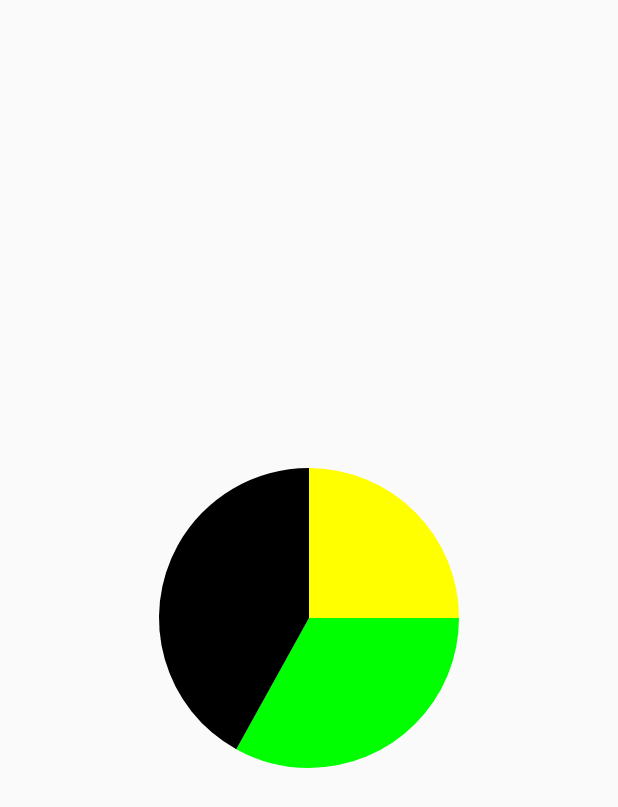
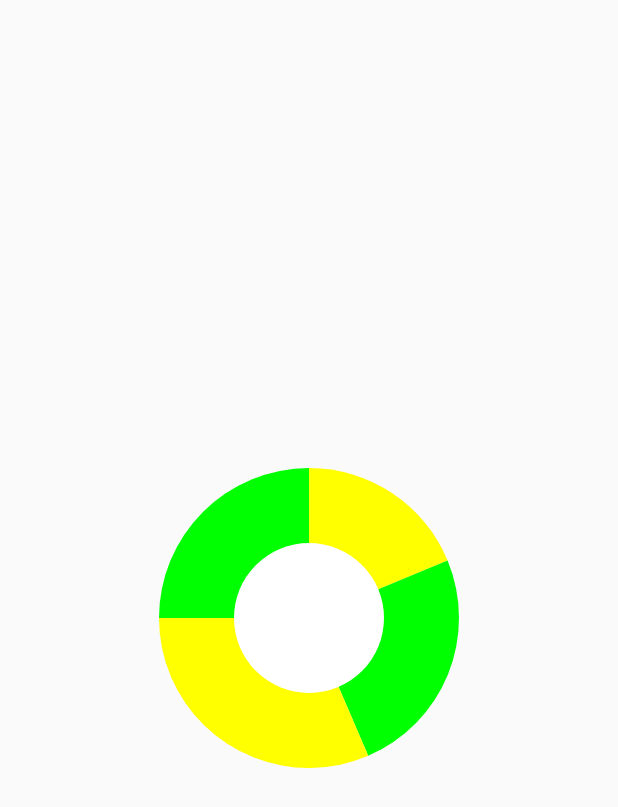
Before and after one commit to Jandzy/ChartView, an Android app: the screen it shows after launch (MainActivity), on a phone screen of 412 x 824 dp. Shown: the top 807 px of the screen. Run offline under Robolectric (Android 15) with nearby library versions, the light colour scheme and no system bars.

Commit message:
去掉全部测试代码，添加动画效果

```diff
--- a/src/main/java/com/example/chartview/MainActivity.java
+++ b/src/main/java/com/example/chartview/MainActivity.java
@@ -18,78 +18,13 @@ public class MainActivity extends Activity {
     @Override
     protected void onCreate(Bundle savedInstanceState) {
         super.onCreate(savedInstanceState);
-        Log.e("create","create");
 
         setContentView(R.layout.activity_main);
         chartview = (ChartView) findViewById(R.id.chartview);
 
-        chartview.setValues(90,119,151);
-        chartview.setColors(Color.YELLOW,Color.GREEN,Color.BLACK);
-
-        chartview.setOnClickListener(new View.OnClickListener() {
-            @Override
-            public void onClick(View v) {
-               /* final AlertDialog alertDialog = new AlertDialog.Builder(MainActivity.this).create();
-                alertDialog.setTitle("haah");
-                alertDialog.setMessage("message");
-                alertDialog.setButton(DialogInterface.BUTTON_NEGATIVE, "确定", new DialogInterface.OnClickListener() {
-                    @Override
-                    public void onClick(DialogInterface dialog, int which) {
-                        alertDialog.dismiss();
-                    }
-                });
-                alertDialog.show();*/
-
-                Intent intent = new Intent(MainActivity.this,TwoActivity.class);
-                startActivity(intent);
-
-        /*        PopupWindow popupWindow = new PopupWindow(500,500);
-                TextView textView = new TextView(MainActivity.this);
-                textView.setText("hahahahaha");
-                textView.setTextSize(20);
-                textView.setGravity(Gravity.CENTER);
-                textView.setBackgroundColor(Color.YELLOW);
-                popupWindow.setContentView(textView);
-                popupWindow.showAtLocation(chartview,10,20,20);*/
-            }
-        });
-    }
-
-    @Override
-    protected void onStart() {
-        super.onStart();
-        Log.e("onStrat","onstart");
-    }
-
-    @Override
-    protected void onResume() {
-        super.onResume();
-        Log.e("resume","resume");
+        chartview.setValues(90, 119, 151,120);
+        chartview.setColors(Color.YELLOW, Color.GREEN);
 
     }
 
-    @Override
-    protected void onPause() {
-        super.onPause();
-        Log.e("pause","pause");
-    }
-
-    @Override
-    protected void onStop() {
-        super.onStop();
-        Log.e("stop","stop");
-    }
-
-    @Override
-    protected void onRestart() {
-        super.onRestart();
-        Log.e("restart","restart");
-    }
-
-    @Override
-    protected void onDestroy() {
-        super.onDestroy();
-        Log.e("destroy","destroy");
-
-    }
 }
--- a/src/main/java/com/example/chartview/view/ChartView.java
+++ b/src/main/java/com/example/chartview/view/ChartView.java
@@ -17,33 +17,50 @@ import com.example.chartview.R;
 /**
  * Created by jrazy on 2016/8/25.
  */
-public class ChartView extends View implements ValueAnimator.AnimatorUpdateListener{
+public class ChartView extends View{
 
     //弧形
     public final static int ARC = 1;
     //圆形
     public final static int CHART = 0;
 
+    //半径
     private float mRadius;
+    /**
+     * mPieModel
+     *    enum  ARC 空心圆   CHART 实心圆
+     */
     private int mPieModel;
+
+    /**
+     * mShowAnim  是否显示动画 boolean
+     * 动画的原理是通过一点点改变drawArc的方法中sweepAngle的值，然后通过 postInvalidate()来重绘view实现。
+     */
     private boolean mShowAnim;
 
     //画笔
     private Paint mPaint;
     private RectF voal;
-    //起始位置
+
+    /**
+     * startPosition 画笔的起始位置，0的时候是三点钟位置。
+     */
     private float startPosition;
 
+    /**
+     * mValues 将传过来的值按照百分比分成valus.length长度存放（也就是分成几份的圆）
+     */
     private float[] mValues;
     private int[] mColors;
 
-    private Handler mHandler = new Handler();
-    private Runnable runnable = new Runnable() {
-        @Override
-        public void run() {
+    /**
+     * animValues 动态存放当前绘制了值
+     */
+    private float[] animValues;
+    private int mAnimCount;
 
-        }
-    };
+    private int count;//数组个数，几份
+
 
     public ChartView(Context context) {
         this(context,null);
@@ -55,7 +72,6 @@ public class ChartView extends View implements ValueAnimator.AnimatorUpdateListe
 
     public ChartView(Context context, AttributeSet attrs, int defStyleAttr) {
         super(context, attrs, defStyleAttr);
-        Log.e("chartview","chartview");
 
         TypedArray typedArray = context.obtainStyledAttributes(attrs, R.styleable.ChartView);
         mRadius = typedArray.getDimension(R.styleable.ChartView_radius,40);
@@ -64,20 +80,14 @@ public class ChartView extends View implements ValueAnimator.AnimatorUpdateListe
         typedArray.recycle();
 
         mPaint = new Paint();
+        mPaint.setAntiAlias(true);//画笔消除锯齿
 
 
     }
 
-    @Override
-    protected void onMeasure(int widthMeasureSpec, int heightMeasureSpec) {
-        super.onMeasure(widthMeasureSpec, heightMeasureSpec);
-        Log.e("measure","measure");
-    }
 
     @Override
     protected void onDraw(Canvas canvas) {
-        super.onDraw(canvas);
-        Log.e("ondraw","ondraw");
         voal = new RectF();
         voal.left = getWidth()/2-mRadius;
         voal.top = getHeight()/2-mRadius;
@@ -86,7 +96,6 @@ public class ChartView extends View implements ValueAnimator.AnimatorUpdateListe
 
         //startPostition要在ondrew方法里面处事值，如果在构造方法中的话，activity在onrestart方法之后view会重绘调用ondraw方法。
         startPosition = 270;
-
 
 
         for(int i=0;i<mValues.length;i++){
@@ -105,33 +114,62 @@ public class ChartView extends View implements ValueAnimator.AnimatorUpdateListe
 
     }
 
+    public void setColors(int... colors){
+        mColors = colors;
+    }
+
     public void setValues(float... values){
         double sum = 0;
         mValues = new float[values.length];
         for(float value: values){
             sum += value;
         }
+        mAnimCount = values.length;
         for(int i=0; i<values.length; i++){
             mValues[i] =(float)(values[i]/sum)*360;
+        }
+        if(mShowAnim){
+            count = 0;
+            animValues = mValues;
+            mValues = new float[mValues.length];
+            mHandler.removeCallbacks(runnable);
+            mHandler.post(runnable);
         }
 
     }
 
-    public void setColors(int... colors){
-        mColors = colors;
-    }
+    private Handler mHandler = new Handler();
 
-    @Override
-    public void onAnimationUpdate(ValueAnimator animation) {
-        float sum=0;
-        for(float value:mValues){
-            sum=value;
-            value=0;
-            if(value<sum){
-                value +=1;
-                invalidate();
+    /**
+     * 为了动画效果，需要先确定mValues的length，然后逐个赋值，先给mValues[0]赋值，如果mValues[0] 等于对应的百分比之后
+     * 再给mValues[1]赋值，以此类推。
+     * 赋值完需要return,否则循环赋值.
+     */
+    private Runnable runnable = new Runnable() {
+        @Override
+        public void run() {
+            if(count <mAnimCount){
+                if(mValues[count]+1>animValues[count]){
+                    mValues[count] = animValues[count];
+                    if(count==mAnimCount-1){//结束
+                        return;
+                    }else{
+                        count++;
+                    }
+                }
+                if(mValues[count]<animValues[count]){
+                    mValues[count]++;
+                    postInvalidate();
+                    mHandler.postDelayed(this,1);
+                }
+            }else{
+                try {
+                    this.finalize();
+                } catch (Throwable throwable) {
+                    throwable.printStackTrace();
+                }
             }
+        }
+    };
 
-        }
-    }
 }
--- a/src/main/res/layout/activity_main.xml
+++ b/src/main/res/layout/activity_main.xml
@@ -10,5 +10,5 @@
         android:layout_height="match_parent"
         chartview:showAnim="true"
         chartview:radius="100dp"
-        chartview:pieModel="chart"/>
+        chartview:pieModel="arc"/>
 </RelativeLayout>
```
